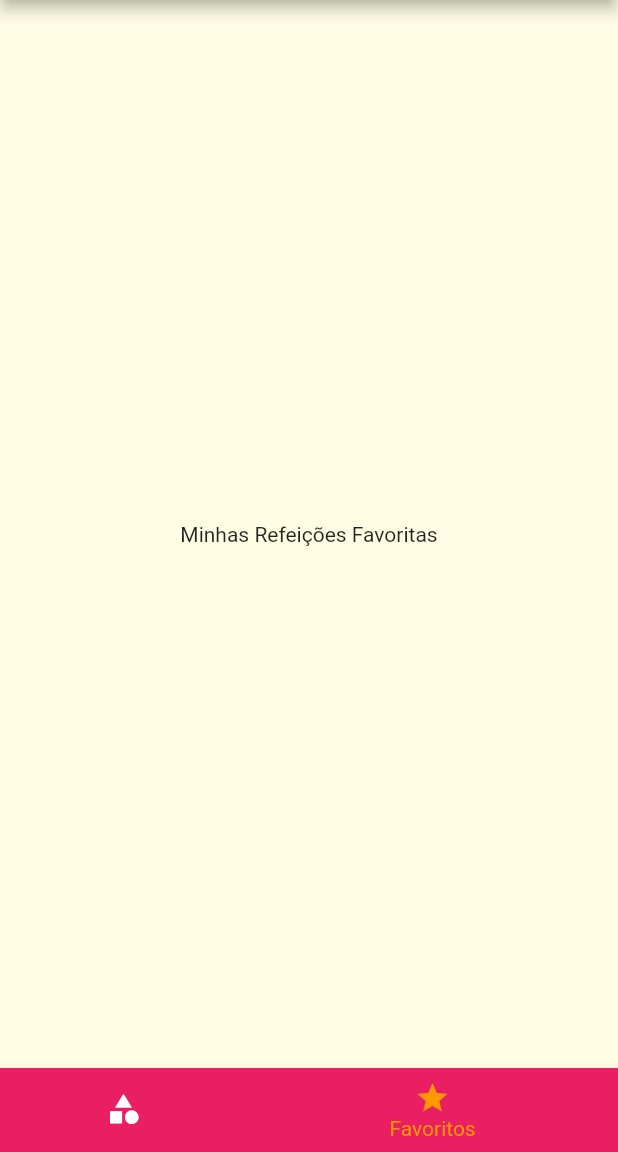
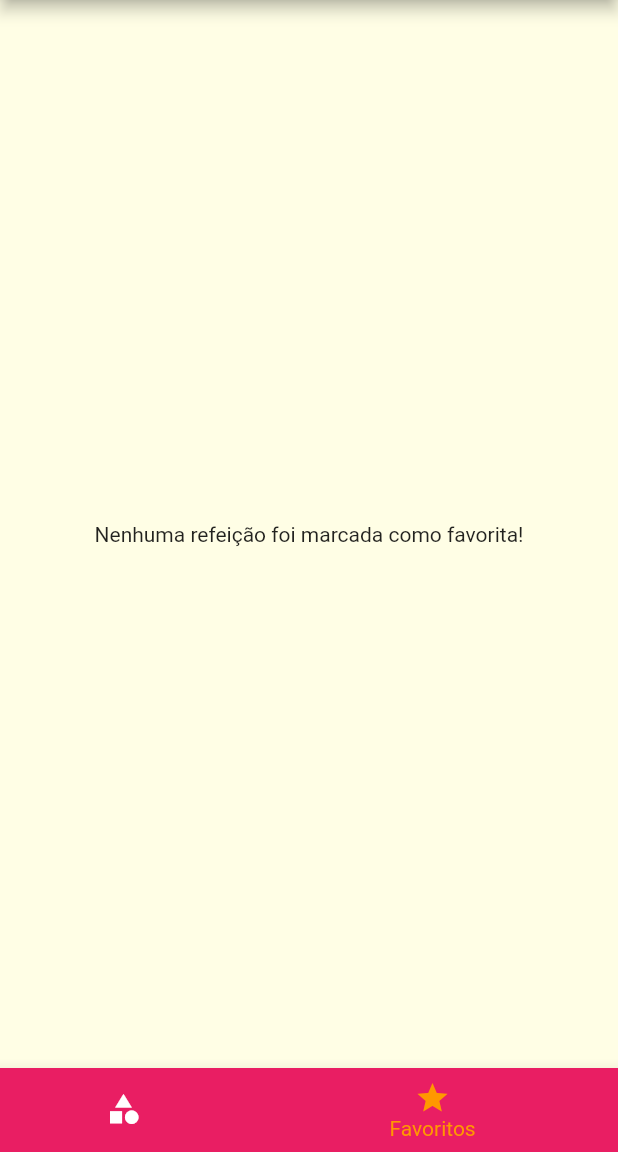
Before and after one commit to jvfranco/flutter_meals, a Flutter app: the screen it shows after launch, item 2 of the bottom bar chosen, on a phone screen of 412 x 824 dp, the part 84-1236 px from its top. Run offline on Flutter 3.47's test engine with Material 2 defaults, Android fonts, the phone set to English and light mode, and no system bars.

```diff
--- a/lib/main.dart
+++ b/lib/main.dart
@@ -1,7 +1,6 @@
 import 'package:flutter/material.dart';
 import 'package:meals/models/settings.dart';
 import 'package:meals/screens/categories_meals_screen.dart';
-import 'package:meals/screens/categories_screen.dart';
 import 'package:meals/screens/meal_detail_screen.dart';
 import 'package:meals/screens/settings_screen.dart';
 import 'package:meals/screens/tabs_screen.dart';
@@ -9,17 +8,19 @@ import 'package:meals/utils/app_routes.dart';
 import 'package:meals/models/meal.dart';
 import 'package:meals/data/dummy_data.dart';
 
-void main() => runApp(MyApp());
+void main() => runApp(const MyApp());
 
 class MyApp extends StatefulWidget {
+  const MyApp({super.key});
+
   @override
   State<MyApp> createState() => _MyAppState();
 }
 
 class _MyAppState extends State<MyApp> {
   Settings settings = Settings();
-
   List<Meal> _availableMeals = dummyMeals;
+  List<Meal> _favoriteMeals = [];
 
   void _filterMeals(Settings settings) {
     setState(() {
@@ -36,6 +37,18 @@ class _MyAppState extends State<MyApp> {
             !filterVegetarian;
       }).toList();
     });
+  }
+
+  void _toggleFavorite(Meal meal) {
+    setState(() {
+      _favoriteMeals.contains(meal)
+          ? _favoriteMeals.remove(meal)
+          : _favoriteMeals.add(meal);
+    });
+  }
+
+  bool _isFavorite(Meal meal) {
+    return _favoriteMeals.contains(meal);
   }
 
   @override
@@ -56,10 +69,11 @@ class _MyAppState extends State<MyApp> {
       ),
       // home: const CategoriesScreen(),
       routes: {
-        AppRoutes.HOME: (ctx) => const TabsScreen(),
+        AppRoutes.HOME: (ctx) => TabsScreen(_favoriteMeals),
         AppRoutes.CATEGORIES_MEALS: (ctx) =>
             CategoriesMealsScreen(_availableMeals),
-        AppRoutes.MEAL_DETAIL: (ctx) => const MealDetailScreen(),
+        AppRoutes.MEAL_DETAIL: (ctx) =>
+            MealDetailScreen(_toggleFavorite, _isFavorite),
         AppRoutes.SETTINGS: (ctx) => SettingsScreen(_filterMeals, settings),
       },
       // cria rota dinamicamente
--- a/lib/screens/favorite_screen.dart
+++ b/lib/screens/favorite_screen.dart
@@ -1,14 +1,27 @@
 import 'package:flutter/material.dart';
+import 'package:meals/components/meal_item.dart';
+import 'package:meals/models/meal.dart';
 
 class FavoriteScreen extends StatelessWidget {
-  const FavoriteScreen({Key? key}) : super(key: key);
+  final List<Meal> _favoriteMeals;
+
+  const FavoriteScreen(this._favoriteMeals, {Key? key}) : super(key: key);
 
   @override
   Widget build(BuildContext context) {
-    return const Center(
-      child: Text(
-        'Minhas Refeições Favoritas',
-      ),
-    );
+    if (_favoriteMeals.isEmpty) {
+      return const Center(
+        child: Text(
+          'Nenhuma refeição foi marcada como favorita!',
+        ),
+      );
+    } else {
+      return ListView.builder(
+        itemCount: _favoriteMeals.length,
+        itemBuilder: (ctx, index) {
+          return MealItem(_favoriteMeals[index]);
+        },
+      );
+    }
   }
 }
--- a/lib/screens/tabs_screen.dart
+++ b/lib/screens/tabs_screen.dart
@@ -1,10 +1,13 @@
 import 'package:flutter/material.dart';
 import 'package:meals/components/main_drawer.dart';
+import 'package:meals/models/meal.dart';
 import 'package:meals/screens/categories_screen.dart';
 import 'package:meals/screens/favorite_screen.dart';
 
 class TabsScreen extends StatefulWidget {
-  const TabsScreen({Key? key}) : super(key: key);
+  final List<Meal> favoriteMeals;
+
+  const TabsScreen(this.favoriteMeals, {Key? key}) : super(key: key);
 
   @override
   State<TabsScreen> createState() => _TabsScreenState();
@@ -17,16 +20,22 @@ class _TabsScreenState extends State<TabsScreen> {
   //   const CategoriesScreen(),
   //   const FavoriteScreen(),
   // ];
-  final List<Map<String, Object>> _screens = [
+  List<Map<String, Object>> _screens = [];
+
+  @override
+  void initState() {
+    super.initState();
+    _screens = [
       {
         'title': 'Lista de Categorias',
         'screen': const CategoriesScreen(),
       },
       {
         'title': 'Meus Favoritos',
-      'screen': const FavoriteScreen(),
+        'screen': FavoriteScreen(widget.favoriteMeals),
       },
     ];
+  }
 
   _selectScreen(int index) {
     setState(() {
```
Also changed, not shown: lib/screens/meal_detail_screen.dart (+8 -4 lines). Lines whose indentation alone changed are shown as unchanged.
